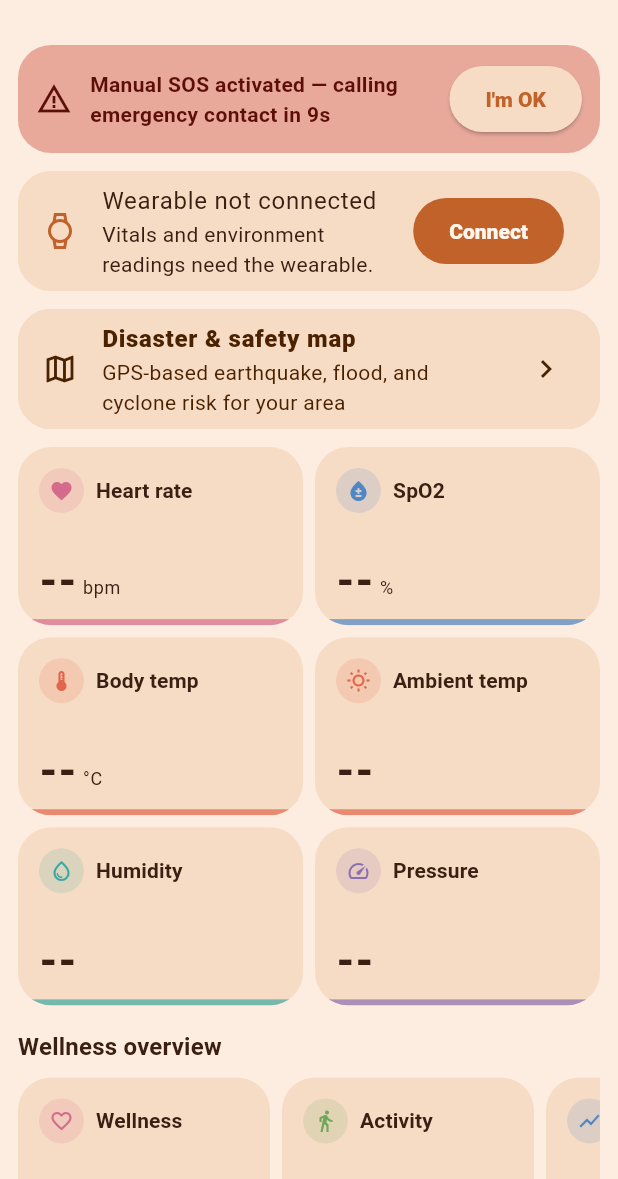
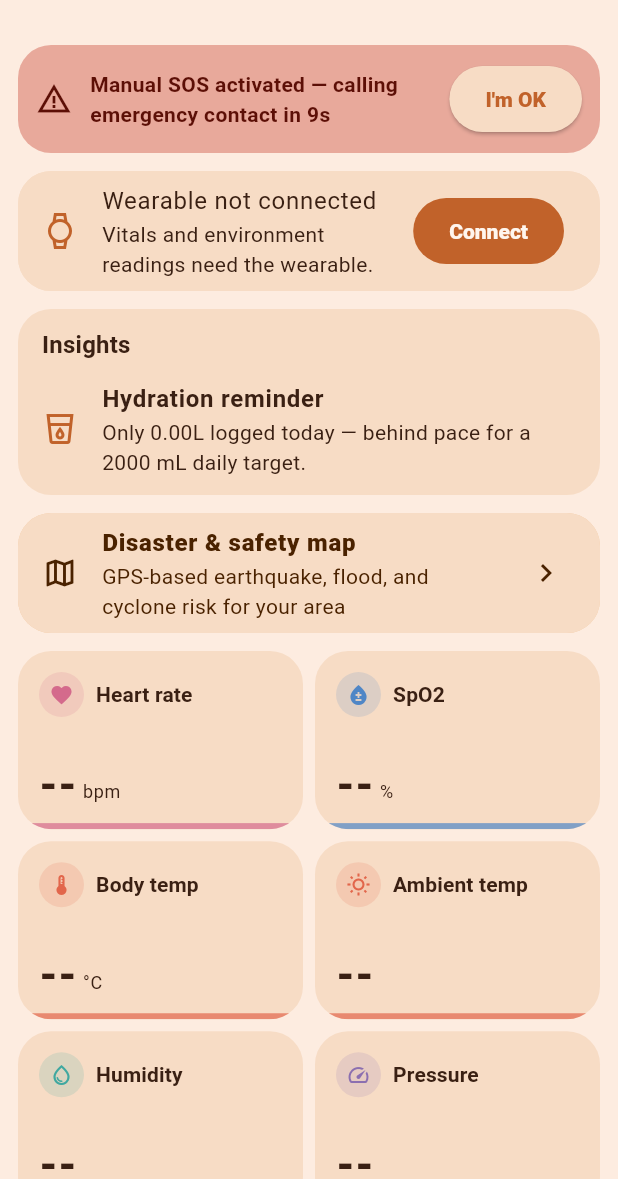
Before and after one commit to kaixenberg/foreverfit-foreverband, a Flutter app: the screen it shows after launch, after a tap on the "sos" icon, on a phone screen of 412 x 824 dp, the part 57-1236 px from its top. Run offline on Flutter 3.47's test engine with Material 3 defaults, Android fonts, the phone set to English and light mode, and no system bars; our stand-ins replace audioplayers, fl_chart, flutter_blue_plus, flutter_local_notifications, flutter_map, geolocator and 5 more; missing offline and left inert: flutter_litert, flutter_map_cache, http_cache_core, http_cache_file_store; accounts and stored records are empty.

Commit message:
Add rule-based AI insight/warning engine and local notifications
Covers vitals anomalies, map/disaster hazards (AQI/flood/cyclone/quake),
and tracking reminders (hydration/medication), surfaced on the Dashboard
and pushed via flutter_local_notifications with per-condition cooldown.
Also consolidates all clinical thresholds into a single shared file and
enables core library desugaring, which the notifications plugin needs.

Co-Authored-By: Claude Sonnet 5 <noreply@anthropic.com>

```diff
--- /dev/null
+++ b/app/health_companion/lib/domain/health_thresholds.dart
@@ -0,0 +1,47 @@
+/// Shared clinical/reference thresholds — the single source of truth for
+/// both DashboardScreen's card-level warn flags and
+/// domain/insight_engine.dart's suggestions, so the two can't quietly
+/// drift out of sync with each other.
+library;
+
+import '../ml/activity_classifier_service.dart';
+
+/// Heart-rate ceiling above which a reading is flagged, conditioned on
+/// what the user is currently doing — a fixed threshold can't tell
+/// "elevated HR because you're running" from "elevated HR while sitting
+/// still," so it either misses real anomalies at rest or false-alarms
+/// during exercise. See ARCHITECTURE.md's AI/ML roadmap item 1.
+int heartRateCeiling(Activity? activity) {
+  switch (activity) {
+    case Activity.running:
+      return 180;
+    case Activity.walking:
+      return 140;
+    case Activity.still:
+    case null:
+      return 120;
+  }
+}
+
+const heartRateFloor = 50;
+const spo2FloorPercent = 92;
+const bodyTempHighC = 37.8;
+const bodyTempLowC = 35.5;
+
+// Standard AHA hypertension thresholds (mmHg).
+const bpSystolicHighMmHg = 140;
+const bpDiastolicHighMmHg = 90;
+const bpSystolicCrisisMmHg = 180;
+const bpDiastolicCrisisMmHg = 120;
+
+// Standard ADA glucose range (mg/dL, non-fasting reference).
+const glucoseLowMgDl = 70;
+const glucoseHighMgDl = 180;
+
+const sleepLowHours = 6.0;
+
+// NOAA/AirNow US AQI category boundary already used by DisasterRisk —
+// duplicated here as a named constant since disaster_service.dart's
+// version is a private getter, not something to import from a UI layer.
+const aqiUnhealthy = 150;
+const aqiVeryUnhealthy = 300;
--- /dev/null
+++ b/app/health_companion/lib/domain/insight_engine.dart
@@ -0,0 +1,246 @@
+import 'package:flutter/material.dart';
+
+import '../ble/ble_service.dart';
+import '../disaster/disaster_service.dart';
+import '../ml/activity_classifier_service.dart';
+import '../models/insight.dart';
+import '../services/baseline_service.dart';
+import '../storage/health_log_store.dart';
+import '../storage/metrics_store.dart';
+import 'health_thresholds.dart';
+
+/// Computes the current set of rule-based suggestions/warnings from live
+/// provider state. Deliberately a pure function of its inputs (no state of
+/// its own) — [InsightWatcherService] owns when to recompute and what to do
+/// with the result (display vs. notify vs. both).
+List<Insight> computeInsights({
+  required BleService ble,
+  required DisasterService disaster,
+  required BaselineService baseline,
+  required Activity? currentActivity,
+  required HealthLogStore healthLog,
+  required MetricsStore metrics,
+}) {
+  final insights = <Insight>[];
+
+  final vitals = ble.latestVitals;
+  final hasFingerReading = vitals != null && vitals.fingerPresent;
+
+  // --- Vitals / wellness -------------------------------------------------
+  if (hasFingerReading) {
+    final heartRate = vitals.heartRate;
+    final ceiling = heartRateCeiling(currentActivity);
+    if (heartRate < heartRateFloor || heartRate > ceiling) {
+      insights.add(Insight(
+        id: 'vitals.heartRate.range',
+        title:
+            heartRate < heartRateFloor ? 'Low heart rate' : 'High heart rate',
+        message: '${heartRate.toStringAsFixed(0)} bpm is outside the normal '
+            'range ($heartRateFloor–$ceiling bpm for your current activity).',
+        severity: InsightSeverity.warning,
+        category: InsightCategory.vitals,
+        icon: Icons.favorite,
+      ));
+    } else if (baseline.isAnomalous(heartRate)) {
+      insights.add(Insight(
+        id: 'vitals.heartRate.baseline',
+        title: 'Heart rate unusual for you',
+        message: '${heartRate.toStringAsFixed(0)} bpm is more than 2 standard '
+            'deviations from your personal baseline '
+            '(${baseline.heartRateMean?.toStringAsFixed(0)} bpm).',
+        severity: InsightSeverity.info,
+        category: InsightCategory.vitals,
+        icon: Icons.show_chart,
+      ));
+    }
+
+    if (vitals.spo2 > 0 && vitals.spo2 < spo2FloorPercent) {
+      insights.add(Insight(
+        id: 'vitals.spo2.low',
+        title: 'Low SpO2',
+        message: '${vitals.spo2.toStringAsFixed(0)}% is below the healthy '
+            'floor of $spo2FloorPercent%.',
+        severity: InsightSeverity.critical,
+        category: InsightCategory.vitals,
+        icon: Icons.bloodtype,
+      ));
+    }
+  }
+
+  if (vitals != null &&
+      (vitals.bodyTempC > bodyTempHighC || vitals.bodyTempC < bodyTempLowC)) {
+    insights.add(Insight(
+      id: 'vitals.bodyTemp.range',
+      title: vitals.bodyTempC > bodyTempHighC
+          ? 'Elevated body temperature'
+          : 'Low body temperature',
+      message: '${vitals.bodyTempC.toStringAsFixed(1)}°C is outside the '
+          'normal range ($bodyTempLowC–$bodyTempHighC°C).',
+      severity: InsightSeverity.warning,
+      category: InsightCategory.vitals,
+      icon: Icons.thermostat,
+    ));
+  }
+
+  final bp = healthLog.latestBloodPressure;
+  if (bp != null) {
+    final (systolic, diastolic) = bp;
+    if (systolic >= bpSystolicCrisisMmHg ||
+        diastolic >= bpDiastolicCrisisMmHg) {
+      insights.add(Insight(
+        id: 'vitals.bp.crisis',
+        title: 'Hypertensive crisis range',
+        message: 'Your last reading, $systolic/$diastolic mmHg, is in the '
+            'hypertensive crisis range. Consider seeking medical attention.',
+        severity: InsightSeverity.critical,
+        category: InsightCategory.vitals,
+        icon: Icons.favorite_border,
+      ));
+    } else if (systolic >= bpSystolicHighMmHg ||
+        diastolic >= bpDiastolicHighMmHg) {
+      insights.add(Insight(
+        id: 'vitals.bp.high',
+        title: 'Elevated blood pressure',
+        message: 'Your last reading, $systolic/$diastolic mmHg, is above '
+            'the normal range ($bpSystolicHighMmHg/$bpDiastolicHighMmHg mmHg).',
+        severity: InsightSeverity.warning,
+        category: InsightCategory.vitals,
+        icon: Icons.favorite_border,
+      ));
+    }
+  }
+
+  final glucose = healthLog.latestGlucose;
+  if (glucose != null &&
+      (glucose < glucoseLowMgDl || glucose > glucoseHighMgDl)) {
+    insights.add(Insight(
+      id: 'vitals.glucose.range',
+      title:
+          glucose < glucoseLowMgDl ? 'Low blood glucose' : 'High blood glucose',
+      message: '${glucose.toStringAsFixed(0)} mg/dL is outside the reference '
+          'range ($glucoseLowMgDl–$glucoseHighMgDl mg/dL).',
+      severity: InsightSeverity.warning,
+      category: InsightCategory.vitals,
+      icon: Icons.water_drop_outlined,
+    ));
+  }
+
+  final sleepHours = healthLog.latestSleepHours;
+  if (sleepHours != null && sleepHours < sleepLowHours) {
+    insights.add(Insight(
+      id: 'vitals.sleep.low',
+      title: 'Short sleep last night',
+      message: '${sleepHours.toStringAsFixed(1)} hours logged is below the '
+          '$sleepLowHours-hour reference floor.',
+      severity: InsightSeverity.info,
+      category: InsightCategory.vitals,
+      icon: Icons.bedtime_outlined,
+    ));
+  }
+
+  // --- Map / disaster hazards --------------------------------------------
+  final risk = disaster.risk;
+  if (risk != null) {
+    final aqi = risk.usAqi;
+    if (aqi != null && aqi >= aqiVeryUnhealthy) {
+      insights.add(Insight(
+        id: 'hazard.aqi.veryUnhealthy',
+        title: 'Very unhealthy air quality',
+        message: 'AQI ${aqi.round()} (${risk.aqiCategory}) in your area. '
+            'Avoid outdoor activity if possible.',
+        severity: InsightSeverity.critical,
+        category: InsightCategory.hazard,
+        icon: Icons.air,
+      ));
+    } else if (aqi != null && aqi >= aqiUnhealthy) {
+      insights.add(Insight(
+        id: 'hazard.aqi.unhealthy',
+        title: 'Unhealthy air quality',
+        message: 'AQI ${aqi.round()} (${risk.aqiCategory}) in your area. '
+            'Consider limiting prolonged outdoor exertion.',
+        severity: InsightSeverity.warning,
+        category: InsightCategory.hazard,
+        icon: Icons.air,
+      ));
+    }
+
+    if (risk.hazardProfile.floodProne &&
+        (risk.precipitationProbabilityPercent ?? 0) > 70) {
+      insights.add(Insight(
+        id: 'hazard.flood.risk',
+        title: 'Flood risk today',
+        message: 'High rain probability '
+            '(${risk.precipitationProbabilityPercent!.round()}%) in your '
+            'flood-prone area.',
+        severity: InsightSeverity.warning,
+        category: InsightCategory.hazard,
+        icon: Icons.water,
+      ));
+    }
+
+    if (risk.hazardProfile.cycloneProne && (risk.windSpeedKmh ?? 0) > 40) {
+      insights.add(Insight(
+        id: 'hazard.cyclone.risk',
+        title: 'Strong winds in a cyclone-prone area',
+        message: '${risk.windSpeedKmh!.round()} km/h winds in your area.',
+        severity: InsightSeverity.warning,
+        category: InsightCategory.hazard,
+        icon: Icons.cyclone,
+      ));
+    }
+
+    if (risk.nearbyQuakeCount > 0 &&
+        (risk.nearbyMaxQuakeMagnitude ?? 0) >= 4.0) {
+      insights.add(Insight(
+        id: 'hazard.quake.nearby',
+        title: 'Recent nearby earthquake activity',
+        message: '${risk.nearbyQuakeCount} quake(s) M4.0+ within ~200km in '
+            'the last 30 days (max M${risk.nearbyMaxQuakeMagnitude!.toStringAsFixed(1)}).',
+        severity: InsightSeverity.info,
+        category: InsightCategory.hazard,
+        icon: Icons.public,
+      ));
+    }
+  }
+
+  // --- Tracking reminders --------------------------------------------------
+  final now = DateTime.now();
+  // Simple proportional-to-time-of-day target: ~2000mL spread evenly across
+  // a 7am-11pm waking day, so the reminder doesn't fire at 8am for not
+  // already having drunk a full day's water.
+  const dailyTargetMl = 2000;
+  const wakeHour = 7;
+  const sleepHour = 23;
+  if (now.hour >= wakeHour && now.hour < sleepHour) {
+    final expectedByNowMl = dailyTargetMl *
+        (now.hour + now.minute / 60 - wakeHour) /
+        (sleepHour - wakeHour);
+    if (metrics.todayHydrationMl < expectedByNowMl - 300) {
+      insights.add(Insight(
+        id: 'reminder.hydration',
+        title: 'Hydration reminder',
+        message:
+            'Only ${(metrics.todayHydrationMl / 1000).toStringAsFixed(2)}L '
+            'logged today — behind pace for a $dailyTargetMl mL daily target.',
+        severity: InsightSeverity.info,
+        category: InsightCategory.reminder,
+        icon: Icons.local_drink_outlined,
+      ));
+    }
+  }
+
+  if (healthLog.medications.isNotEmpty && healthLog.dosesTakenToday == 0) {
+    insights.add(Insight(
+      id: 'reminder.medication',
+      title: 'Medication reminder',
+      message: 'No doses logged today for '
+          '${healthLog.medications.length} tracked medication'
+          '${healthLog.medications.length > 1 ? 's' : ''}.',
+      severity: InsightSeverity.info,
+      category: InsightCategory.reminder,
+      icon: Icons.medication_outlined,
+    ));
+  }
+
+  return insights;
+}
--- /dev/null
+++ b/app/health_companion/lib/domain/insight_watcher_service.dart
@@ -0,0 +1,96 @@
+import 'dart:async';
+
+import 'package:flutter/foundation.dart';
+
+import '../ble/ble_service.dart';
+import '../disaster/disaster_service.dart';
+import '../ml/activity_classifier_service.dart';
+import '../models/insight.dart';
+import '../services/baseline_service.dart';
+import '../services/notification_service.dart';
+import '../storage/health_log_store.dart';
+import '../storage/metrics_store.dart';
+import 'insight_engine.dart';
+
+/// Recomputes [computeInsights] whenever any input provider changes, plus on
+/// a periodic timer (needed for the time-of-day reminders, which nothing
+/// else would trigger a recompute for), and fires a local notification for
+/// each new or re-triggered warning/critical insight — cooled down per
+/// insight id so the same condition doesn't re-notify every recompute while
+/// it persists. Exposes the current list so DashboardScreen can also just
+/// display it, not only get notified.
+class InsightWatcherService extends ChangeNotifier {
+  InsightWatcherService({
+    required this.ble,
+    required this.disaster,
+    required this.baseline,
+    required this.activityClassifier,
+    required this.healthLog,
+    required this.metrics,
+    required this.notifications,
+  });
+
+  final BleService ble;
+  final DisasterService disaster;
+  final BaselineService baseline;
+  final ActivityClassifierService activityClassifier;
+  final HealthLogStore healthLog;
+  final MetricsStore metrics;
+  final NotificationService notifications;
+
+  static const _periodicInterval = Duration(minutes: 15);
+  static const _notifyCooldown = Duration(hours: 1);
+
+  List<Insight> insights = [];
+  final Map<String, DateTime> _lastNotifiedAt = {};
+  Timer? _timer;
+
+  Future<void> start() async {
+    await notifications.init();
+    ble.addListener(_recompute);
+    disaster.addListener(_recompute);
+    baseline.addListener(_recompute);
+    activityClassifier.addListener(_recompute);
+    healthLog.addListener(_recompute);
+    metrics.addListener(_recompute);
+    _timer = Timer.periodic(_periodicInterval, (_) => _recompute());
+    _recompute();
+  }
+
+  void _recompute() {
+    final next = computeInsights(
+      ble: ble,
+      disaster: disaster,
+      baseline: baseline,
+      currentActivity: activityClassifier.current,
+      healthLog: healthLog,
+      metrics: metrics,
+    );
+    insights = next;
+
+    final now = DateTime.now();
+    for (final insight in next) {
+      if (insight.severity == InsightSeverity.info) continue;
+      final lastNotified = _lastNotifiedAt[insight.id];
+      if (lastNotified == null ||
+          now.difference(lastNotified) > _notifyCooldown) {
+        _lastNotifiedAt[insight.id] = now;
+        notifications.showInsight(insight);
+      }
+    }
+
+    notifyListeners();
+  }
+
+  @override
+  void dispose() {
+    _timer?.cancel();
+    ble.removeListener(_recompute);
+    disaster.removeListener(_recompute);
+    baseline.removeListener(_recompute);
+    activityClassifier.removeListener(_recompute);
+    healthLog.removeListener(_recompute);
+    metrics.removeListener(_recompute);
+    super.dispose();
+  }
+}
--- a/app/health_companion/lib/main.dart
+++ b/app/health_companion/lib/main.dart
@@ -4,11 +4,13 @@ import 'package:provider/provider.dart';
 import 'ble/ble_service.dart';
 import 'disaster/disaster_service.dart';
 import 'disaster/imminent_warning_gate.dart';
+import 'domain/insight_watcher_service.dart';
 import 'ml/activity_classifier_service.dart';
 import 'ml/fall_detector_service.dart';
 import 'screens/dashboard_screen.dart';
 import 'sensors/phone_motion_service.dart';
 import 'services/baseline_service.dart';
+import 'services/notification_service.dart';
 import 'services/step_counter_service.dart';
 import 'storage/health_log_store.dart';
 import 'storage/history_store.dart';
@@ -67,6 +69,18 @@ class HealthCompanionApp extends StatelessWidget {
         ChangeNotifierProvider.value(value: metricsStore),
         ChangeNotifierProvider.value(value: healthLogStore),
         ChangeNotifierProvider(create: (_) => StepCounterService()..start()),
+        Provider<NotificationService>(create: (_) => NotificationService()),
+        ChangeNotifierProvider(
+          create: (context) => InsightWatcherService(
+            ble: context.read<BleService>(),
+            disaster: context.read<DisasterService>(),
+            baseline: context.read<BaselineService>(),
+            activityClassifier: context.read<ActivityClassifierService>(),
+            healthLog: context.read<HealthLogStore>(),
+            metrics: context.read<MetricsStore>(),
+            notifications: context.read<NotificationService>(),
+          )..start(),
+        ),
       ],
       child: MaterialApp(
         title: 'Health Companion',
--- /dev/null
+++ b/app/health_companion/lib/models/insight.dart
@@ -0,0 +1,31 @@
+import 'package:flutter/material.dart';
+
+enum InsightSeverity { info, warning, critical }
+
+enum InsightCategory { vitals, hazard, reminder }
+
+/// One rule-based suggestion or warning — the output of
+/// `lib/domain/insight_engine.dart`. Deliberately not ML-generated: see
+/// ARCHITECTURE.md for why a transparent rule engine fits this app's
+/// existing "formula over black box" pattern (the wellness score,
+/// personalized baseline, and heat index are all the same choice).
+class Insight {
+  /// Stable across recomputations for the same underlying condition —
+  /// used both as a Flutter list key and to decide whether a
+  /// notification for this exact condition already fired.
+  final String id;
+  final String title;
+  final String message;
+  final InsightSeverity severity;
+  final InsightCategory category;
+  final IconData icon;
+
+  const Insight({
+    required this.id,
+    required this.title,
+    required this.message,
+    required this.severity,
+    required this.category,
+    required this.icon,
+  });
+}
--- a/app/health_companion/lib/screens/dashboard_screen.dart
+++ b/app/health_companion/lib/screens/dashboard_screen.dart
@@ -3,8 +3,11 @@ import 'package:provider/provider.dart';
 
 import '../ble/ble_service.dart';
 import '../disaster/disaster_service.dart';
+import '../domain/health_thresholds.dart';
+import '../domain/insight_watcher_service.dart';
 import '../ml/activity_classifier_service.dart';
 import '../ml/fall_detector_service.dart';
+import '../models/insight.dart';
 import '../models/wellness_snapshot.dart';
 import '../services/baseline_service.dart';
 import '../services/step_counter_service.dart';
@@ -19,23 +22,6 @@ import 'metric_detail_screens.dart';
 import 'scan_connect_screen.dart';
 import 'settings_screen.dart';
 import 'wellness_detail_screen.dart';
-
-/// Heart-rate ceiling above which a reading is flagged, conditioned on
-/// what the user is currently doing — a fixed threshold can't tell
-/// "elevated HR because you're running" from "elevated HR while sitting
-/// still," so it either misses real anomalies at rest or false-alarms
-/// during exercise. See ARCHITECTURE.md's AI/ML roadmap item 1.
-int _heartRateCeiling(Activity? activity) {
-  switch (activity) {
-    case Activity.running:
-      return 180;
-    case Activity.walking:
-      return 140;
-    case Activity.still:
-    case null:
-      return 120;
-  }
-}
 
 String _activityLabel(Activity activity) {
   switch (activity) {
@@ -157,13 +143,14 @@ class DashboardScreen extends StatelessWidget {
     // OLED already shows "no finger", so the app needs to too, rather
     // than reading a 0 as a genuine (and alarming) vital sign.
     final hasFingerReading = vitals != null && vitals.fingerPresent;
-    final heartRateCeiling = _heartRateCeiling(currentActivity);
+    final ceiling = heartRateCeiling(currentActivity);
     final heartRateWarn = hasFingerReading &&
-        (heartRate < 50 ||
-            heartRate > heartRateCeiling ||
+        (heartRate < heartRateFloor ||
+            heartRate > ceiling ||
             baseline.isAnomalous(heartRate));
-    final spo2Warn = hasFingerReading && spo2 < 92 && spo2 > 0;
-    final bodyTempWarn = vitals != null && (bodyTemp > 37.8 || bodyTemp < 35.5);
+    final spo2Warn = hasFingerReading && spo2 < spo2FloorPercent && spo2 > 0;
+    final bodyTempWarn =
+        vitals != null && (bodyTemp > bodyTempHighC || bodyTemp < bodyTempLowC);
 
     // Wearable sensor first, online weather (DisasterService already fetches
     // it for the Map) second, "--" only when neither is available.
@@ -198,7 +185,7 @@ class DashboardScreen extends StatelessWidget {
       score: wellnessScore,
       hasFingerReading: hasFingerReading,
       heartRate: heartRate,
-      heartRateCeiling: heartRateCeiling,
+      heartRateCeiling: ceiling,
       heartRateWarn: heartRateWarn,
       spo2: spo2,
       spo2Warn: spo2Warn,
@@ -245,6 +232,7 @@ class DashboardScreen extends StatelessWidget {
         children: [
           if (alertActive) const _FallAlertBanner(),
           if (!connected) _ConnectWearableBanner(),
+          const _InsightsSection(),
           _DisasterMapNavCard(risk: disaster.risk),
           const SizedBox(height: 12),
           GridView.count(
@@ -658,6 +646,58 @@ class _StepsCard extends StatelessWidget {
   }
 }
 
+/// Shows the current rule-based suggestions/warnings from
+/// InsightWatcherService — the same conditions that also trigger a local
+/// notification, surfaced here too so they're visible without leaving the
+/// app. Self-watches its own provider so an insight recompute only rebuilds
+/// this card, not the whole dashboard.
+class _InsightsSection extends StatelessWidget {
+  const _InsightsSection();
+
+  Color _severityColor(BuildContext context, InsightSeverity severity) {
+    final scheme = Theme.of(context).colorScheme;
+    switch (severity) {
+      case InsightSeverity.critical:
+        return scheme.error;
+      case InsightSeverity.warning:
+        return scheme.tertiary;
+      case InsightSeverity.info:
+        return scheme.primary;
+    }
+  }
+
+  @override
+  Widget build(BuildContext context) {
+    final insights =
+        context.select<InsightWatcherService, List<Insight>>((s) => s.insights);
+    if (insights.isEmpty) return const SizedBox.shrink();
+    return Card(
+      margin: const EdgeInsets.only(bottom: 12),
+      child: Padding(
+        padding: const EdgeInsets.symmetric(vertical: 4),
+        child: Column(
+          crossAxisAlignment: CrossAxisAlignment.start,
+          children: [
+            Padding(
+              padding: const EdgeInsets.fromLTRB(16, 8, 16, 4),
+              child: Text('Insights',
+                  style: Theme.of(context).textTheme.titleMedium),
+            ),
+            for (final insight in insights)
+              ListTile(
+                leading: Icon(insight.icon,
+                    color: _severityColor(context, insight.severity)),
+                title: Text(insight.title,
+                    style: const TextStyle(fontWeight: FontWeight.w700)),
+                subtitle: Text(insight.message),
+              ),
+          ],
+        ),
+      ),
+    );
+  }
+}
+
 /// Entry point to the disaster/GPS map — a button on the dashboard rather
 /// than a tab, since single-dashboard navigation replaced the old bottom
 /// nav bar. Shows the current warning inline when there is one, so it's
--- /dev/null
+++ b/app/health_companion/lib/services/notification_service.dart
@@ -0,0 +1,55 @@
+import 'package:flutter_local_notifications/flutter_local_notifications.dart';
+
+import '../models/insight.dart';
+
+/// Thin wrapper around flutter_local_notifications — the only file in the
+/// app that talks to the plugin directly, so the API surface (channel ids,
+/// importance mapping) only needs to be gotten right in one place.
+class NotificationService {
+  final _plugin = FlutterLocalNotificationsPlugin();
+  int _nextId = 0;
+
+  static const _channelId = 'health_companion_insights';
+  static const _channelName = 'Health insights & warnings';
+  static const _channelDescription =
+      'Vitals anomalies, disaster/air-quality warnings, and tracking reminders';
+
+  Future<void> init() async {
+    const androidSettings =
+        AndroidInitializationSettings('@mipmap/ic_launcher');
+    await _plugin.initialize(
+      settings: const InitializationSettings(android: androidSettings),
+    );
+    await _plugin
+        .resolvePlatformSpecificImplementation<
+            AndroidFlutterLocalNotificationsPlugin>()
+        ?.requestNotificationsPermission();
+  }
+
+  Future<void> showInsight(Insight insight) async {
+    final importance = switch (insight.severity) {
+      InsightSeverity.critical => Importance.max,
+      InsightSeverity.warning => Importance.high,
+      InsightSeverity.info => Importance.defaultImportance,
+    };
+    final priority = switch (insight.severity) {
+      InsightSeverity.critical => Priority.max,
+      InsightSeverity.warning => Priority.high,
+      InsightSeverity.info => Priority.defaultPriority,
+    };
+    await _plugin.show(
+      id: _nextId++,
+      title: insight.title,
+      body: insight.message,
+      notificationDetails: NotificationDetails(
+        android: AndroidNotificationDetails(
+          _channelId,
+          _channelName,
+          channelDescription: _channelDescription,
+          importance: importance,
+          priority: priority,
+        ),
+      ),
+    );
+  }
+}
--- a/app/health_companion/pubspec.yaml
+++ b/app/health_companion/pubspec.yaml
@@ -28,6 +28,7 @@ dependencies:
   http: ^1.6.0
   audioplayers: ^6.8.1
   pedometer: ^4.2.0
+  flutter_local_notifications: ^22.3.0
 
 dev_dependencies:
   flutter_test:
```
Also changed, not shown: app/health_companion/pubspec.lock, 4 other files.
